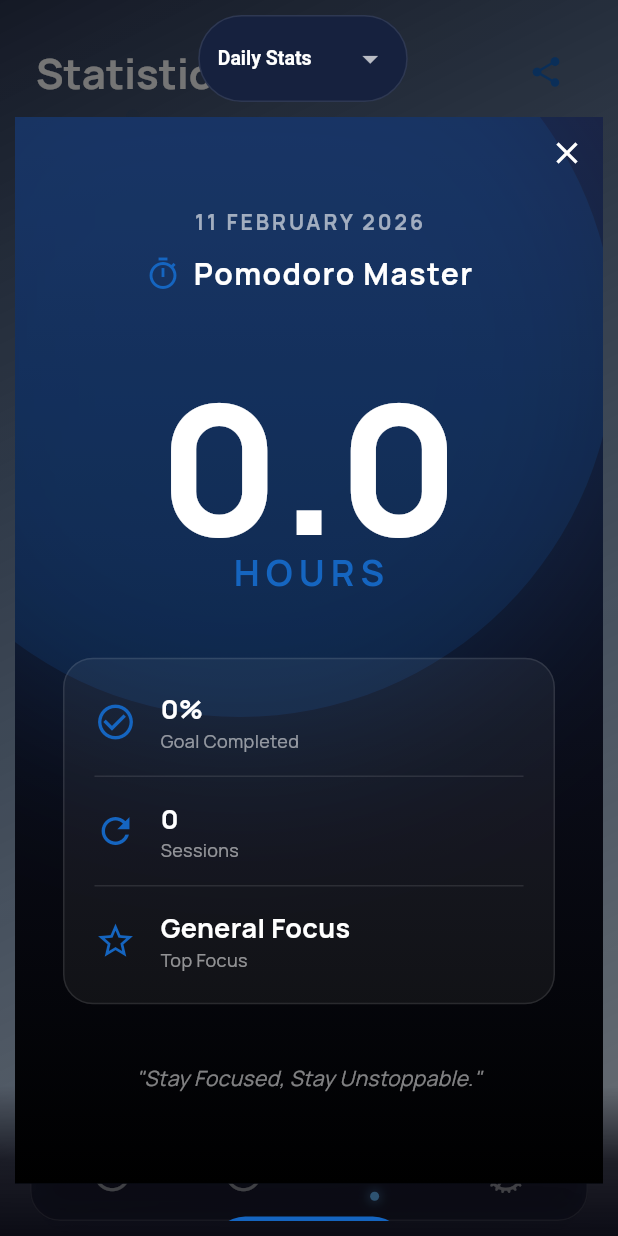
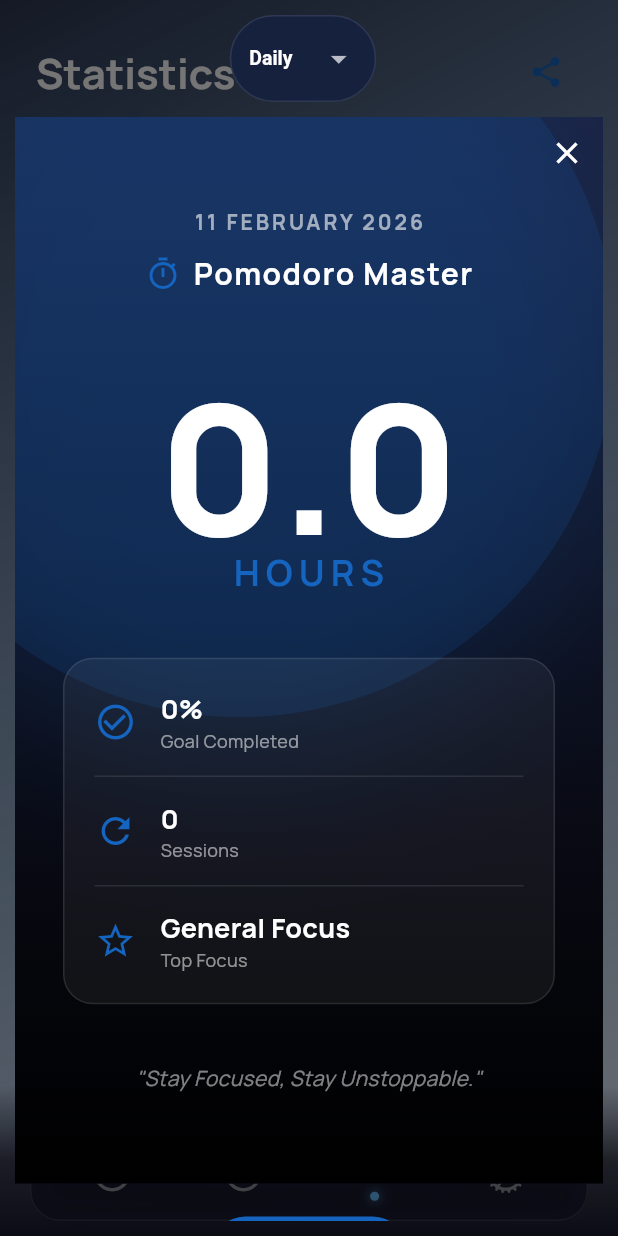
Before and after one commit to yalcin1suleyman/pomodoro_focus_flow, a Flutter app: the screen it shows after launch, item 3 of the bottom bar chosen, after a tap on the "share" icon, on a phone screen of 412 x 824 dp. Run offline on Flutter 3.47's test engine with Material 3 defaults, Android fonts, the phone set to English and light mode, and no system bars; drawn by our look-alikes of percent_indicator; our stand-ins replace audioplayers, flutter_local_notifications, flutter_slidable, google_fonts, share_plus, shared_preferences and 1 more.

Commit message:
feat(localization): implement multi-language support across all screens

```diff
--- a/lib/core/localization/languages/english_language.dart
+++ b/lib/core/localization/languages/english_language.dart
@@ -58,11 +58,14 @@ class EnglishLanguage implements Language {
   @override String get pomodoroCount => 'pomodoros';
   @override String get inProgress => 'In Progress';
   @override String get focusedTime => 'Focused Time';
-  @override String get tasksWorkedOn => 'Completed Activities:';
+  @override String get tasksWorkedOn => 'Activities:';
+  @override String get completedTasksLabel => 'Completed Tasks';
   @override String get noTasksRecorded => 'No tasks recorded.';
   @override String get dailyNote => 'Daily Note:';
   @override String get noteHint => 'How was your focus today?';
   @override String get generalFocus => 'General Focus';
+  @override String get goalMet => 'Goal Met';
+  @override String get goalMissed => 'Below Goal';
   @override String get tasksHelpTitle => 'How to Use Tasks';
   @override String get tasksHelpContent => '1. Click the + button to add a new task.\n2. Estimate how many Pomodoros it will take.\n3. Click the Play button on a task to start focusing on it.\n4. Swipe LEFT on a task to reveal Edit and Delete options.\n5. When the timer finishes, your progress will be logged!';
 
@@ -98,4 +101,34 @@ class EnglishLanguage implements Language {
   @override String get soundType => 'Alarm Tone';
   @override String get soundTypeBell => 'Guitar (Standard)';
   @override String get soundTypeNotification => 'System Notification';
+
+  // Motivational Quotes
+  @override String get quoteMotivation1 => "Focus is the key to success.";
+  @override String get quoteMotivation2 => "One pomodoro at a time.";
+  @override String get quoteMotivation3 => "Small steps, big results.";
+  @override String get quoteMotivation4 => "Keep pushing forward!";
+  @override String get quoteMotivation5 => "Your future is created by what you do today.";
+  @override String get quoteMotivation6 => "Stay consistent, stay focused.";
+  @override String get quoteMotivation7 => "Deep work matters.";
+
+  // Share Dialog
+  @override String get shareRange => 'Range';
+  @override String get shareRangeDaily => 'Daily';
+  @override String get shareRangeWeekly => 'Weekly';
+  @override String get shareRangeMonthly => 'Monthly';
+  @override String get shareRangeYearly => 'Yearly';
+  @override String get shareButton => 'Share';
+  @override String get monthlyOverview => 'MONTHLY OVERVIEW';
+
+  // Language Names
+  @override String get languageEnglish => 'English';
+  @override String get languageTurkish => 'Türkçe';
+
+  // Timer Mode Labels (shortened)
+  @override String get focusShort => 'Focus';
+  @override String get shortBreakShort => 'Short';
+  @override String get longBreakShort => 'Long';
+
+  // Misc
+  @override String get addNote => 'Add a note';
 }
--- a/lib/core/localization/languages/language.dart
+++ b/lib/core/localization/languages/language.dart
@@ -73,10 +73,13 @@ abstract class Language {
   String get inProgress;
   String get focusedTime;
   String get tasksWorkedOn;
+  String get completedTasksLabel;
   String get noTasksRecorded;
   String get dailyNote;
   String get noteHint;
   String get generalFocus;
+  String get goalMet;
+  String get goalMissed;
   String get tasksHelpTitle;
   String get tasksHelpContent;
 
@@ -104,4 +107,34 @@ abstract class Language {
   String get soundType;
   String get soundTypeBell;
   String get soundTypeNotification;
+
+  // Motivational Quotes (Timer Screen)
+  String get quoteMotivation1;
+  String get quoteMotivation2;
+  String get quoteMotivation3;
+  String get quoteMotivation4;
+  String get quoteMotivation5;
+  String get quoteMotivation6;
+  String get quoteMotivation7;
+
+  // Share Dialog
+  String get shareRange;
+  String get shareRangeDaily;
+  String get shareRangeWeekly;
+  String get shareRangeMonthly;
+  String get shareRangeYearly;
+  String get shareButton;
+  String get monthlyOverview;
+
+  // Language Names (for Settings dropdown)
+  String get languageEnglish;
+  String get languageTurkish;
+
+  // Timer Mode Labels (shortened)
+  String get focusShort;
+  String get shortBreakShort;
+  String get longBreakShort;
+
+  // Misc
+  String get addNote;
 }
--- a/lib/core/localization/languages/turkish_language.dart
+++ b/lib/core/localization/languages/turkish_language.dart
@@ -58,11 +58,14 @@ class TurkishLanguage implements Language {
   @override String get pomodoroCount => 'pomodoro';
   @override String get inProgress => 'Devam Ediyor';
   @override String get focusedTime => 'Odak Süresi';
-  @override String get tasksWorkedOn => 'Tamamlanan Etkinlikler:';
+  @override String get tasksWorkedOn => 'Etkinlikler:';
+  @override String get completedTasksLabel => 'Tamamlanan Görevler';
   @override String get noTasksRecorded => 'Kayıtlı görev yok.';
   @override String get dailyNote => 'Günlük Not:';
   @override String get noteHint => 'Bugünkü odaklanman nasıldı?';
   @override String get generalFocus => 'Genel Odak';
+  @override String get goalMet => 'Hedef Tamamlandı';
+  @override String get goalMissed => 'Hedef Altında';
   @override String get tasksHelpTitle => 'Görevler Nasıl Kullanılır?';
   @override String get tasksHelpContent => '1. Yeni bir görev eklemek için + butonuna tıkla.\n2. Kaç Pomodoro süreceğini tahmin et.\n3. Göreve odaklanmak için üzerindeki Oynat (Play) butonuna bas.\n4. Düzenleme ve Silme seçeneklerini görmek için görevi SOLA kaydır.\n5. Süre bittiğinde ilerlemen kaydedilir!';
 
@@ -98,4 +101,34 @@ class TurkishLanguage implements Language {
   @override String get soundType => 'Alarm Tipi';
   @override String get soundTypeBell => 'Gitar';
   @override String get soundTypeNotification => 'Sistem Bildirimi';
+
+  // Motivational Quotes
+  @override String get quoteMotivation1 => "Odaklanmak başarının anahtarıdır.";
+  @override String get quoteMotivation2 => "Her seferinde bir pomodoro.";
+  @override String get quoteMotivation3 => "Küçük adımlar, büyük sonuçlar.";
+  @override String get quoteMotivation4 => "İlerlemeye devam et!";
+  @override String get quoteMotivation5 => "Geleceğin, bugün yaptıklarınla şekillenir.";
+  @override String get quoteMotivation6 => "İstikrarlı ol, odaklan.";
+  @override String get quoteMotivation7 => "Derin çalışma önemlidir.";
+
+  // Share Dialog
+  @override String get shareRange => 'Aralık';
+  @override String get shareRangeDaily => 'Günlük';
+  @override String get shareRangeWeekly => 'Haftalık';
+  @override String get shareRangeMonthly => 'Aylık';
+  @override String get shareRangeYearly => 'Yıllık';
+  @override String get shareButton => 'Paylaş';
+  @override String get monthlyOverview => 'AYLIK GENEL BAKIŞ';
+
+  // Language Names
+  @override String get languageEnglish => 'English';
+  @override String get languageTurkish => 'Türkçe';
+
+  // Timer Mode Labels (shortened)
+  @override String get focusShort => 'Odak';
+  @override String get shortBreakShort => 'Kısa';
+  @override String get longBreakShort => 'Uzun';
+
+  // Misc
+  @override String get addNote => 'Bir not ekle';
 }
--- a/lib/features/home/home_screen.dart
+++ b/lib/features/home/home_screen.dart
@@ -56,7 +56,9 @@ class _HomeScreenState extends State<HomeScreen> {
             settings.dailyGoalMinutes,
           );
 
+          // Log completed task if task just got completed
           if (task.isCompleted) {
+            historyProvider.logCompletedTask(task.title);
             timerService.setActiveTask(null, null); // Clear active task from timer
           }
         } catch (e) {
--- a/lib/features/settings/settings_provider.dart
+++ b/lib/features/settings/settings_provider.dart
@@ -203,9 +203,12 @@ class SettingsProvider extends ChangeNotifier {
       case 'inProgress': return _currentLanguage.inProgress;
       case 'focusedTime': return _currentLanguage.focusedTime;
       case 'tasksWorkedOn': return _currentLanguage.tasksWorkedOn;
+      case 'completedTasksLabel': return _currentLanguage.completedTasksLabel;
       case 'noTasksRecorded': return _currentLanguage.noTasksRecorded;
       case 'dailyNote': return _currentLanguage.dailyNote;
       case 'noteHint': return _currentLanguage.noteHint;
+      case 'goalMet': return _currentLanguage.goalMet;
+      case 'goalMissed': return _currentLanguage.goalMissed;
       case 'navFocus': return _currentLanguage.navFocus;
       case 'navTasks': return _currentLanguage.navTasks;
       case 'navStats': return _currentLanguage.navStats;
@@ -235,10 +238,34 @@ class SettingsProvider extends ChangeNotifier {
       case 'heatmapLegend': return _currentLanguage.heatmapLegend;
       case 'soundType': return _currentLanguage.soundType;
       case 'soundTypeBell': return _currentLanguage.soundTypeBell;
-      case 'soundTypeBell': return _currentLanguage.soundTypeBell;
       case 'soundTypeNotification': return _currentLanguage.soundTypeNotification;
       case 'tasksHelpTitle': return _currentLanguage.tasksHelpTitle;
       case 'tasksHelpContent': return _currentLanguage.tasksHelpContent;
+      // Motivational Quotes
+      case 'quoteMotivation1': return _currentLanguage.quoteMotivation1;
+      case 'quoteMotivation2': return _currentLanguage.quoteMotivation2;
+      case 'quoteMotivation3': return _currentLanguage.quoteMotivation3;
+      case 'quoteMotivation4': return _currentLanguage.quoteMotivation4;
+      case 'quoteMotivation5': return _currentLanguage.quoteMotivation5;
+      case 'quoteMotivation6': return _currentLanguage.quoteMotivation6;
+      case 'quoteMotivation7': return _currentLanguage.quoteMotivation7;
+      // Share Dialog
+      case 'shareRange': return _currentLanguage.shareRange;
+      case 'shareRangeDaily': return _currentLanguage.shareRangeDaily;
+      case 'shareRangeWeekly': return _currentLanguage.shareRangeWeekly;
+      case 'shareRangeMonthly': return _currentLanguage.shareRangeMonthly;
+      case 'shareRangeYearly': return _currentLanguage.shareRangeYearly;
+      case 'shareButton': return _currentLanguage.shareButton;
+      case 'monthlyOverview': return _currentLanguage.monthlyOverview;
+      // Language Names
+      case 'languageEnglish': return _currentLanguage.languageEnglish;
+      case 'languageTurkish': return _currentLanguage.languageTurkish;
+      // Timer Mode Labels (shortened)
+      case 'focusShort': return _currentLanguage.focusShort;
+      case 'shortBreakShort': return _currentLanguage.shortBreakShort;
+      case 'longBreakShort': return _currentLanguage.longBreakShort;
+      // Misc
+      case 'addNote': return _currentLanguage.addNote;
       default: return key;
     }
   }
--- a/lib/features/settings/settings_screen.dart
+++ b/lib/features/settings/settings_screen.dart
@@ -44,9 +44,9 @@ class SettingsScreen extends StatelessWidget {
                         onChanged: (String? newValue) {
                           if (newValue != null) settings.setLanguage(newValue);
                         },
-                        items: const [
-                          DropdownMenuItem(value: 'en', child: Text("English")),
-                          DropdownMenuItem(value: 'tr', child: Text("Türkçe")),
+                        items: [
+                          DropdownMenuItem(value: 'en', child: Text(settings.translate('languageEnglish'))),
+                          DropdownMenuItem(value: 'tr', child: Text(settings.translate('languageTurkish'))),
                         ],
                       ),
                     ),
@@ -96,8 +96,8 @@ class SettingsScreen extends StatelessWidget {
                     Slider(
                       value: settings.dailyGoalMinutes.toDouble(),
                       min: 30,
-                      max: 600, // 10 hours
-                      divisions: 19,
+                      max: 720, // 12 hours
+                      divisions: 46,
                       label: "${(settings.dailyGoalMinutes / 60).toStringAsFixed(1)} h",
                       onChanged: (val) {
                         settings.setDailyGoal(val.toInt());
--- a/lib/features/stats/history_provider.dart
+++ b/lib/features/stats/history_provider.dart
@@ -6,6 +6,7 @@ class DailyRecord {
   final String date; // Format: YYYY-MM-DD
   int minutesFocused;
   List<String> tasksWorkedOn;
+  List<String> completedTasks;
   String? note;
   int? targetMinutes; // The goal at the time of recording
 
@@ -13,6 +14,7 @@ class DailyRecord {
     required this.date,
     this.minutesFocused = 0,
     this.tasksWorkedOn = const [],
+    this.completedTasks = const [],
     this.note,
     this.targetMinutes,
   });
@@ -22,6 +24,7 @@ class DailyRecord {
       'date': date,
       'minutesFocused': minutesFocused,
       'tasksWorkedOn': tasksWorkedOn,
+      'completedTasks': completedTasks,
       'note': note,
       'targetMinutes': targetMinutes,
     };
@@ -32,6 +35,7 @@ class DailyRecord {
       date: json['date'],
       minutesFocused: json['minutesFocused'] ?? 0,
       tasksWorkedOn: List<String>.from(json['tasksWorkedOn'] ?? []),
+      completedTasks: List<String>.from(json['completedTasks'] ?? []),
       note: json['note'],
       targetMinutes: json['targetMinutes'],
     );
@@ -150,6 +154,27 @@ class HistoryProvider extends ChangeNotifier {
     await _saveHistory();
   }
 
+  Future<void> logCompletedTask(String taskTitle) async {
+    final now = DateTime.now();
+    final dateKey = _dateToKey(now);
+
+    int index = _history.indexWhere((e) => e.date == dateKey);
+
+    if (index != -1) {
+      // Add to completed tasks if not already there
+      if (!_history[index].completedTasks.contains(taskTitle)) {
+        _history[index].completedTasks = List.from(_history[index].completedTasks)..add(taskTitle);
+      }
+    } else {
+      // Create new record with completed task
+      _history.add(DailyRecord(
+        date: dateKey,
+        completedTasks: [taskTitle],
+      ));
+    }
+    await _saveHistory();
+  }
+
   Future<void> updateNote(DateTime date, String note) async {
     final dateKey = _dateToKey(date);
     int index = _history.indexWhere((e) => e.date == dateKey);
--- a/lib/features/stats/stats_screen.dart
+++ b/lib/features/stats/stats_screen.dart
@@ -309,7 +309,7 @@ class _StatsScreenState extends State<StatsScreen> {
                             ),
                             child: Center(
                               child: Text(
-                                "${settings.translate('addNote') ?? "Bir not ekle"}",
+                                "${settings.translate('addNote')}",
                                 style: TextStyle(
                                   color: Theme.of(context).colorScheme.onSurface.withOpacity(0.5),
                                   fontSize: 14,
@@ -343,21 +343,35 @@ class _StatsScreenState extends State<StatsScreen> {
                           style: TextStyle(color: Colors.grey, fontStyle: FontStyle.italic),
                         )
                       else
-                        ...selectedRecord.tasksWorkedOn.map((task) => Padding(
+                        ...selectedRecord.tasksWorkedOn.map((task) {
+                          // Check if this task is completed
+                          final isCompleted = selectedRecord.completedTasks.contains(task);
+
+                          return Padding(
                             padding: const EdgeInsets.symmetric(vertical: 4.0),
                             child: Row(
                               children: [
-                              Icon(Icons.check_circle_outline, size: 16, color: Theme.of(context).colorScheme.secondary),
+                                Icon(
+                                  isCompleted ? Icons.check_circle : Icons.check_circle_outline,
+                                  size: 16,
+                                  color: isCompleted
+                                    ? Theme.of(context).colorScheme.primary
+                                    : Theme.of(context).colorScheme.secondary,
+                                ),
                                 const SizedBox(width: 8),
                                 Expanded(
                                   child: Text(
                                     task,
-                                  style: const TextStyle(fontSize: 16),
+                                    style: TextStyle(
+                                      fontSize: 16,
+                                      fontWeight: isCompleted ? FontWeight.w600 : FontWeight.normal,
+                                    ),
                                   ),
                                 ),
                               ],
                             ),
-                        )),
+                          );
+                        }),
                     ],
                   ),
                 ),
@@ -564,10 +578,10 @@ class _StatsScreenState extends State<StatsScreen> {
                                   if (val != null) setState(() => selectedRange = val);
                                 },
                                 items: [
-                                  DropdownMenuItem(value: 'daily', child: Text(settings.translate('statsDaily'))),
-                                  DropdownMenuItem(value: 'weekly', child: Text(settings.translate('weeklyActivity') ?? 'Haftalık')),
-                                  DropdownMenuItem(value: 'monthly', child: Text(settings.translate('statsMonthly'))),
-                                  DropdownMenuItem(value: 'yearly', child: Text(settings.translate('statsYearly'))),
+                                  DropdownMenuItem(value: 'daily', child: Text(settings.translate('shareRangeDaily'))),
+                                  DropdownMenuItem(value: 'weekly', child: Text(settings.translate('shareRangeWeekly'))),
+                                  DropdownMenuItem(value: 'monthly', child: Text(settings.translate('shareRangeMonthly'))),
+                                  DropdownMenuItem(value: 'yearly', child: Text(settings.translate('shareRangeYearly'))),
                                 ],
                               ),
                             ),
--- a/lib/features/stats/widgets/story_stats_card.dart
+++ b/lib/features/stats/widgets/story_stats_card.dart
@@ -358,7 +358,7 @@ class StoryStatsCard extends StatelessWidget {
     return Column(
       mainAxisAlignment: MainAxisAlignment.center,
       children: [
-        const Text("MONTHLY OVERVIEW", style: TextStyle(color: Colors.white, fontSize: 24, fontWeight: FontWeight.w900)),
+        Text(settings.translate('monthlyOverview'), style: const TextStyle(color: Colors.white, fontSize: 24, fontWeight: FontWeight.w900)),
         const SizedBox(height: 30),
         Padding(
           padding: const EdgeInsets.symmetric(horizontal: 10),
--- a/lib/features/timer/timer_screen.dart
+++ b/lib/features/timer/timer_screen.dart
@@ -8,29 +8,16 @@ import '../../core/widgets/glass_box.dart';
 class TimerScreen extends StatelessWidget {
   const TimerScreen({super.key});
 
-  // Rotating motivational quotes
-  static const List<String> _enQuotes = [
-    "Focus is the key to success.",
-    "One pomodoro at a time.",
-    "Small steps, big results.",
-    "Keep pushing forward!",
-    "Your future is created by what you do today.",
-    "Stay consistent, stay focused.",
-    "Deep work matters.",
-  ];
-
-  static const List<String> _trQuotes = [
-    "Odaklanmak başarının anahtarıdır.",
-    "Her seferinde bir pomodoro.",
-    "Küçük adımlar, büyük sonuçlar.",
-    "İlerlemeye devam et!",
-    "Geleceğin, bugün yaptıklarınla şekillenir.",
-    "İstikrarlı ol, odaklan.",
-    "Derin çalışma önemlidir.",
-  ];
-
   String _getMotivationQuote(SettingsProvider settings) {
-    final quotes = settings.language == 'tr' ? _trQuotes : _enQuotes;
+    final quotes = [
+      settings.translate('quoteMotivation1'),
+      settings.translate('quoteMotivation2'),
+      settings.translate('quoteMotivation3'),
+      settings.translate('quoteMotivation4'),
+      settings.translate('quoteMotivation5'),
+      settings.translate('quoteMotivation6'),
+      settings.translate('quoteMotivation7'),
+    ];
     return quotes[DateTime.now().day % quotes.length];
   }
 
@@ -166,11 +153,9 @@ class TimerScreen extends StatelessWidget {
       child: Row(
         mainAxisAlignment: MainAxisAlignment.spaceBetween,
         children: [
-          _ModeButton(title: settings.translate('focus'), mode: TimerMode.pomodoro, isSelected: timer.mode == TimerMode.pomodoro),
-          _ModeButton(title: settings.translate('shortBreak') == 'Kısa Mola' ? 'Kısa' : 'Short', // Shortened for button fit
-                     mode: TimerMode.shortBreak, isSelected: timer.mode == TimerMode.shortBreak),
-          _ModeButton(title: settings.translate('longBreak') == 'Uzun Mola' ? 'Uzun' : 'Long', // Shortened for button fit
-                     mode: TimerMode.longBreak, isSelected: timer.mode == TimerMode.longBreak),
+          _ModeButton(title: settings.translate('focusShort'), mode: TimerMode.pomodoro, isSelected: timer.mode == TimerMode.pomodoro),
+          _ModeButton(title: settings.translate('shortBreakShort'), mode: TimerMode.shortBreak, isSelected: timer.mode == TimerMode.shortBreak),
+          _ModeButton(title: settings.translate('longBreakShort'), mode: TimerMode.longBreak, isSelected: timer.mode == TimerMode.longBreak),
         ],
       ),
     );
```
Lines whose indentation alone changed are shown as unchanged.
